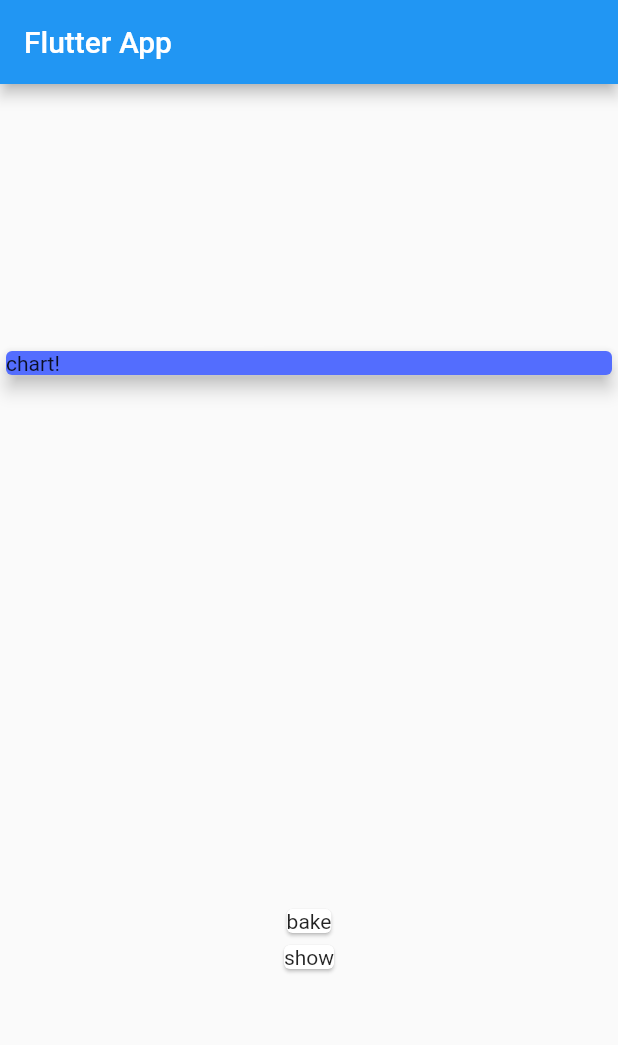
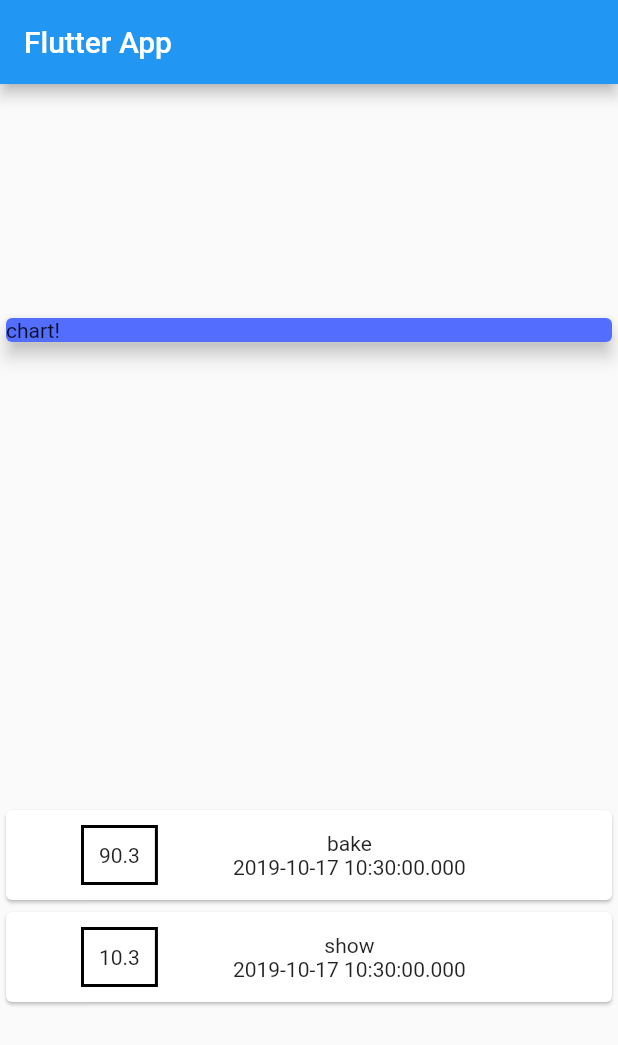
Before and after one commit to shafinr23/expense-app, a Flutter app: the screen it shows after launch, on a phone screen of 412 x 824 dp. Shown: the top 1045 px of the screen. Run offline on Flutter 3.47's test engine with Material 2 defaults, Android fonts, the phone set to English and light mode, and no system bars.

Commit message:
add margin

```diff
--- a/lib/main.dart
+++ b/lib/main.dart
@@ -51,7 +51,31 @@ class MyHomePage extends StatelessWidget {
           Column(
             children: transaction.map((tx) {
               return Card(
-                child: Text(tx.title),
+                child: Row(
+                  children: <Widget>[
+                    Container(
+
+                      margin:
+                          EdgeInsets.symmetric(vertical: 10, horizontal: 50),
+                      decoration: BoxDecoration(
+                          border: Border.all(
+                        color: Colors.black,
+                        width: 2,
+                      ),
+                      ),
+                      padding: EdgeInsets.all(10),
+                      child: Text(
+                        tx.amount.toString(),
+                      ),
+                    ),
+                    Column(
+                      children: <Widget>[
+                        Text(tx.title),
+                        Text(tx.date.toString())
+                      ],
+                    ),
+                  ],
+                ),
               );
             }).toList(),
           )
```
